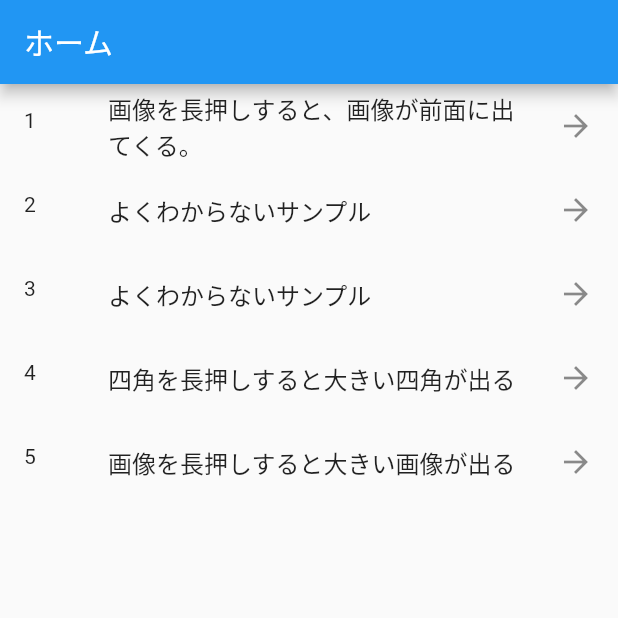
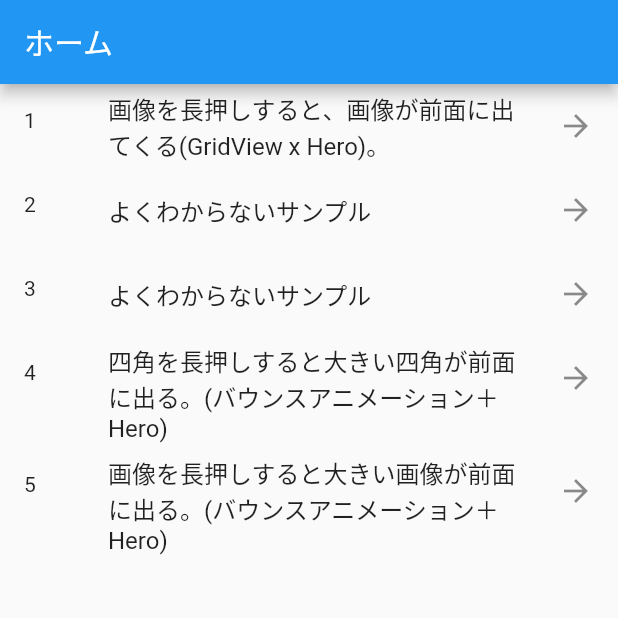
Before and after one commit to popy1017/flutter_ios_long_tap_menu, a Flutter app: the screen it shows after launch, on a phone screen of 412 x 824 dp, the top half of it. Run offline on Flutter 3.47's test engine with Material 2 defaults, Android fonts, the phone set to English and light mode, and no system bars; missing offline and left inert: flutter_vibrate.

Commit message:
タイトルを修正

```diff
--- a/lib/main.dart
+++ b/lib/main.dart
@@ -42,7 +42,7 @@ class Home extends StatelessWidget {
       body: ListView(
         children: [
           ListTile(
-            title: Text('画像を長押しすると、画像が前面に出てくる。'),
+            title: Text('画像を長押しすると、画像が前面に出てくる(GridView x Hero)。'),
             leading: Text('1'),
             trailing: Icon(Icons.arrow_forward),
             onTap: () {
@@ -66,7 +66,7 @@ class Home extends StatelessWidget {
             },
           ),
           ListTile(
-            title: Text('四角を長押しすると大きい四角が出る'),
+            title: Text('四角を長押しすると大きい四角が前面に出る。(バウンスアニメーション＋Hero)'),
             leading: Text('4'),
             trailing: Icon(Icons.arrow_forward),
             onTap: () {
@@ -74,7 +74,7 @@ class Home extends StatelessWidget {
             },
           ),
           ListTile(
-            title: Text('画像を長押しすると大きい画像が出る'),
+            title: Text('画像を長押しすると大きい画像が前面に出る。(バウンスアニメーション＋Hero)'),
             leading: Text('5'),
             trailing: Icon(Icons.arrow_forward),
             onTap: () {
```
